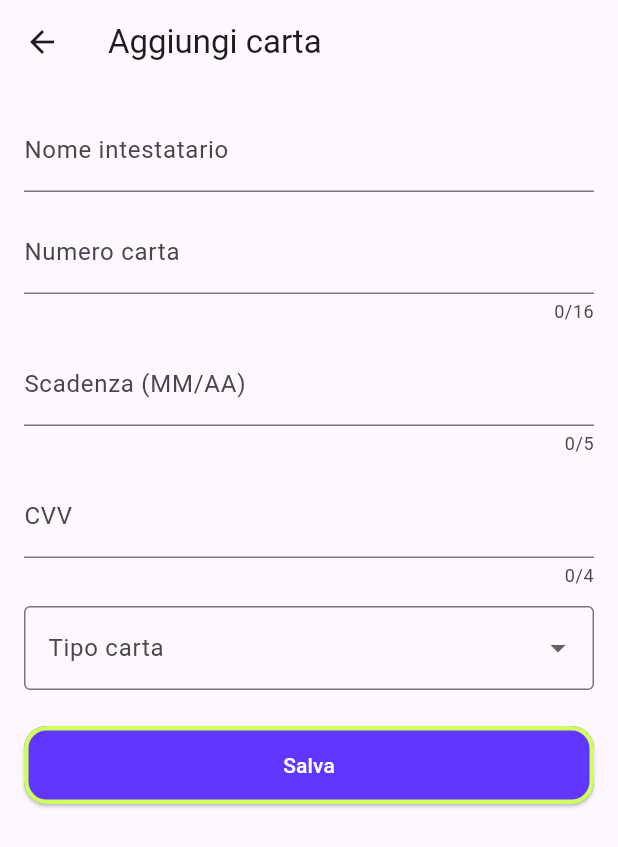
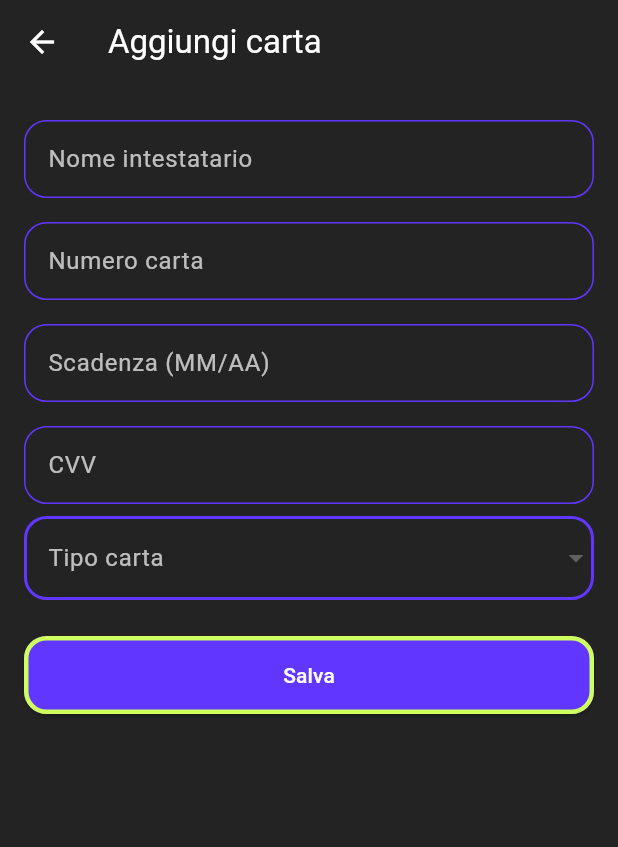
Before and after one commit to bubu-gigi/progmobile_flutter, a Flutter app: the CardListScreen screen opened by its route, after a tap on the "add" icon, on a phone screen of 412 x 824 dp. Shown: the top 847 px of the screen. Run offline on Flutter 3.47's test engine with Material 3 defaults, Android fonts, the phone set to English and light mode, and no system bars; our stand-ins replace cloud_firestore, firebase_auth, firebase_core, flutter_riverpod, freezed_annotation, geocoding and 2 more; missing offline and left inert: flutter_google_places_sdk; accounts and stored records are empty.

Commit message:
carte completate

```diff
--- a/lib/ui/add_card_screen.dart
+++ b/lib/ui/add_card_screen.dart
@@ -4,6 +4,7 @@ import 'package:progmobile_flutter/viewmodels/carta_viewmodel.dart';
 import 'package:progmobile_flutter/core/user_session.dart';
 import '../data/collections/enums/card_provider.dart';
 import 'components/button.dart';
+import 'components/text_field.dart';
 
 class AddCardScreen extends StatefulWidget {
   const AddCardScreen({super.key});
@@ -29,14 +30,9 @@ class _AddCardScreenState extends State<AddCardScreen> {
   @override
   void initState() {
     super.initState();
-    _viewModel = CardViewModel(
-      CartaRepository(),
-    );
+    _viewModel = CardViewModel(CartaRepository());
 
-    _holderController = TextEditingController(
-      text: userSession?.nameAndSurname,
-    );
-
+    _holderController = TextEditingController(text: userSession?.nameAndSurname);
     _numberController = TextEditingController();
     _expiryController = TextEditingController();
     _cvvController = TextEditingController();
@@ -78,34 +74,40 @@ class _AddCardScreenState extends State<AddCardScreen> {
   @override
   Widget build(BuildContext context) {
     return Scaffold(
-      appBar: AppBar(title: const Text('Aggiungi carta')),
+      appBar: AppBar(
+        title: const Text('Aggiungi carta'),
+        backgroundColor: const Color(0xFF232323),
+        foregroundColor: Colors.white,
+      ),
+      backgroundColor: const Color(0xFF232323),
       body: Padding(
         padding: const EdgeInsets.all(16),
         child: Form(
           key: _formKey,
           child: ListView(
             children: [
-              TextFormField(
+              CustomTextField(
                 controller: _holderController,
-                decoration: const InputDecoration(labelText: 'Nome intestatario'),
+                label: 'Nome intestatario',
+                onChanged: (_) {},
                 validator: (value) =>
                 value == null || value.isEmpty ? 'Campo obbligatorio' : null,
               ),
-              const SizedBox(height: 12),
-              TextFormField(
+              CustomTextField(
                 controller: _numberController,
-                decoration: const InputDecoration(labelText: 'Numero carta'),
+                label: 'Numero carta',
                 keyboardType: TextInputType.number,
                 maxLength: 16,
+                onChanged: (_) {},
                 validator: (value) =>
                 value == null || value.length != 16 ? 'Numero non valido' : null,
               ),
-              const SizedBox(height: 12),
-              TextFormField(
+              CustomTextField(
                 controller: _expiryController,
-                decoration: const InputDecoration(labelText: 'Scadenza (MM/AA)'),
+                label: 'Scadenza (MM/AA)',
                 keyboardType: TextInputType.datetime,
                 maxLength: 5,
+                onChanged: (_) {},
                 validator: (value) {
                   if (value == null || !RegExp(r'^\d{2}/\d{2}$').hasMatch(value)) {
                     return 'Formato MM/AA richiesto';
@@ -113,22 +115,37 @@ class _AddCardScreenState extends State<AddCardScreen> {
                   return null;
                 },
               ),
-              const SizedBox(height: 12),
-              TextFormField(
+              CustomTextField(
                 controller: _cvvController,
-                decoration: const InputDecoration(labelText: 'CVV'),
+                label: 'CVV',
                 keyboardType: TextInputType.number,
+                obscureText: true,
                 maxLength: 4,
-                obscureText: true,
+                onChanged: (_) {},
                 validator: (value) =>
                 value == null || value.length < 3 ? 'CVV non valido' : null,
               ),
-              const SizedBox(height: 12),
-              DropdownButtonFormField<CardProvider>(
+              Theme(
+                data: Theme.of(context).copyWith(
+                  canvasColor: const Color(0xFF232323),
+                  inputDecorationTheme: InputDecorationTheme(
+                    labelStyle: const TextStyle(color: Colors.white70),
+                    enabledBorder: OutlineInputBorder(
+                      borderRadius: BorderRadius.circular(15),
+                      borderSide: const BorderSide(color: Color(0xFF6136FF), width: 2),
+                    ),
+                    focusedBorder: OutlineInputBorder(
+                      borderRadius: BorderRadius.circular(15),
+                      borderSide: const BorderSide(color: Color(0xFF6136FF), width: 2),
+                    ),
+                  ),
+                ),
+                child: DropdownButtonFormField<CardProvider>(
+                  dropdownColor: const Color(0xFF232323),
+                  style: const TextStyle(color: Colors.white),
                   value: _selectedProvider,
                   decoration: const InputDecoration(
                     labelText: 'Tipo carta',
-                  border: OutlineInputBorder(),
                   ),
                   items: CardProvider.values.map((prov) {
                     return DropdownMenuItem(
@@ -137,12 +154,15 @@ class _AddCardScreenState extends State<AddCardScreen> {
                     );
                   }).toList(),
                   onChanged: (prov) => setState(() => _selectedProvider = prov),
-                validator: (prov) => prov == null ? 'Seleziona tipo carta' : null,
+                  validator: (prov) =>
+                  prov == null ? 'Seleziona tipo carta' : null,
+                ),
               ),
               const SizedBox(height: 24),
               Button(
                 label: 'Salva',
                 onPressed: _onSubmit,
+                isLoading: _isSaving,
               ),
             ],
           ),
--- /dev/null
+++ b/lib/ui/components/text_field.dart
@@ -0,0 +1,63 @@
+import 'package:flutter/material.dart';
+
+class CustomTextField extends StatelessWidget {
+  final TextEditingController controller;
+  final String label;
+  final TextInputType? keyboardType;
+  final bool obscureText;
+  final ValueChanged<String> onChanged;
+  final FormFieldValidator<String>? validator;
+  final int? maxLength;
+
+  const CustomTextField({
+    super.key,
+    required this.controller,
+    required this.label,
+    required this.onChanged,
+    this.keyboardType,
+    this.obscureText = false,
+    this.validator,
+    this.maxLength,
+  });
+
+  @override
+  Widget build(BuildContext context) {
+    return Padding(
+      padding: const EdgeInsets.symmetric(vertical: 8),
+      child: TextFormField(
+        controller: controller,
+        style: const TextStyle(color: Colors.white),
+        keyboardType: keyboardType,
+        obscureText: obscureText,
+        onChanged: onChanged,
+        validator: validator,
+        maxLength: maxLength,
+        decoration: InputDecoration(
+          counterText: '',
+          labelText: label,
+          labelStyle: const TextStyle(color: Colors.white70),
+          filled: true,
+          fillColor: Colors.transparent,
+          contentPadding:
+          const EdgeInsets.symmetric(horizontal: 12, vertical: 14),
+          enabledBorder: OutlineInputBorder(
+            borderSide: const BorderSide(color: Color(0xFF6136FF)),
+            borderRadius: BorderRadius.circular(15),
+          ),
+          focusedBorder: OutlineInputBorder(
+            borderSide: const BorderSide(color: Color(0xFF6136FF), width: 2),
+            borderRadius: BorderRadius.circular(15),
+          ),
+          errorBorder: OutlineInputBorder(
+            borderSide: const BorderSide(color: Colors.red),
+            borderRadius: BorderRadius.circular(15),
+          ),
+          focusedErrorBorder: OutlineInputBorder(
+            borderSide: const BorderSide(color: Colors.red, width: 2),
+            borderRadius: BorderRadius.circular(15),
+          ),
+        ),
+      ),
+    );
+  }
+}
--- a/lib/ui/list_card_screen.dart
+++ b/lib/ui/list_card_screen.dart
@@ -18,9 +18,8 @@ class _CardListScreenState extends State<CardListScreen> {
   @override
   void initState() {
     super.initState();
-    _viewModel = CardViewModel(
-      CartaRepository()
-    )..addListener(() {
+    _viewModel = CardViewModel(CartaRepository())
+      ..addListener(() {
         setState(() {});
       });
   }
@@ -38,12 +37,17 @@ class _CardListScreenState extends State<CardListScreen> {
     final cards = _viewModel.carte;
 
     return Scaffold(
-      appBar: AppBar(title: const Text('Le tue carte')),
+      appBar: AppBar(
+        title: const Text('Le tue carte'),
+        backgroundColor: const Color(0xFF232323),
+        foregroundColor: Colors.white,
+      ),
+      backgroundColor: const Color(0xFF232323),
       body: cards.isEmpty
           ? const Center(
         child: Text(
           'Nessuna carta disponibile',
-          style: TextStyle(fontSize: 16),
+          style: TextStyle(fontSize: 16, color: Colors.white70),
         ),
       )
           : ListView.builder(
@@ -55,16 +59,59 @@ class _CardListScreenState extends State<CardListScreen> {
               : card.cardNumber;
 
           return Card(
+            color: const Color(0xFF1E1E1E),
             margin: const EdgeInsets.symmetric(horizontal: 16, vertical: 8),
+            shape: RoundedRectangleBorder(
+              side: const BorderSide(color: Color(0xFF6136FF), width: 2),
+              borderRadius: BorderRadius.circular(12),
+            ),
             child: ListTile(
-              title: Text('**** **** **** $last4'),
-              subtitle: Text(card.cardHolderName),
+              title: Text(
+                '**** **** **** $last4',
+                style: const TextStyle(color: Colors.white),
+              ),
+              subtitle: Text(
+                '${card.cardHolderName} ${card.expirationMonth}/${card.expirationYear}',
+                style: const TextStyle(color: Colors.white70),
+              ),
               trailing: IconButton(
-                icon: const Icon(Icons.delete),
+                icon: const Icon(Icons.delete, color: Colors.redAccent),
+                onPressed: () {
+                  showDialog(
+                    context: context,
+                    builder: (ctx) => AlertDialog(
+                      backgroundColor: const Color(0xFF1E1E1E),
+                      shape: RoundedRectangleBorder(
+                        borderRadius: BorderRadius.circular(12),
+                        side: const BorderSide(color: Color(0xFF6136FF), width: 2),
+                      ),
+                      title: const Text(
+                        'Conferma eliminazione',
+                        style: TextStyle(color: Colors.white),
+                      ),
+                      content: const Text(
+                        'Sei sicuro di voler eliminare questa carta?',
+                        style: TextStyle(color: Colors.white70),
+                      ),
+                      actions: [
+                        TextButton(
+                          onPressed: () => Navigator.of(ctx).pop(),
+                          child: const Text('Annulla'),
+                        ),
+                        TextButton(
                           onPressed: () async {
+                            Navigator.of(ctx).pop();
                             await _viewModel.removeCard(index);
+                            if (mounted) {
                               ScaffoldMessenger.of(context).showSnackBar(
                                 const SnackBar(content: Text('Carta rimossa')),
+                              );
+                            }
+                          },
+                          child: const Text('Conferma', style: TextStyle(color: Colors.redAccent)),
+                        ),
+                      ],
+                    ),
                   );
                 },
               ),
@@ -80,11 +127,13 @@ class _CardListScreenState extends State<CardListScreen> {
         },
       ),
       floatingActionButton: FloatingActionButton(
+        backgroundColor: const Color(0xFF6136FF),
+        foregroundColor: Colors.white,
         onPressed: () {
           Navigator.push(
             context,
             MaterialPageRoute(
-              builder: (_) => AddCardScreen(),
+              builder: (_) => const AddCardScreen(),
             ),
           );
         },
```
Also changed, not shown: lib/ui/components/user_form.dart (+28 -35 lines). Lines whose indentation alone changed are shown as unchanged.
